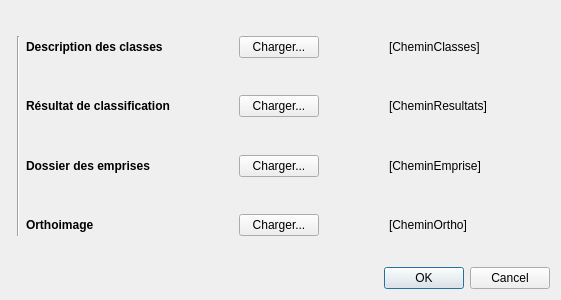
Above: interface/chargementFichiers.ui from sGrISner/sGrISner before the change. Below: the same form after it.
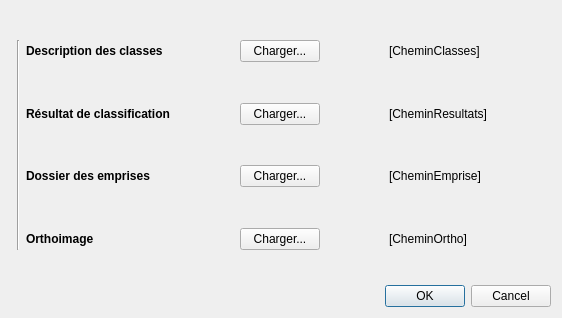
That is the form after the change.

Commit message: new cool interface

Patch:
```diff
--- a/interface/chargementFichiers.ui
+++ b/interface/chargementFichiers.ui
@@ -6,8 +6,8 @@
    <rect>
     <x>0</x>
     <y>0</y>
-    <width>561</width>
-    <height>300</height>
+    <width>562</width>
+    <height>318</height>
    </rect>
   </property>
   <property name="windowTitle">
```
Left out of the diff: 8 changed lines with no effect on the pictures. The commit also changes 5 other files.
